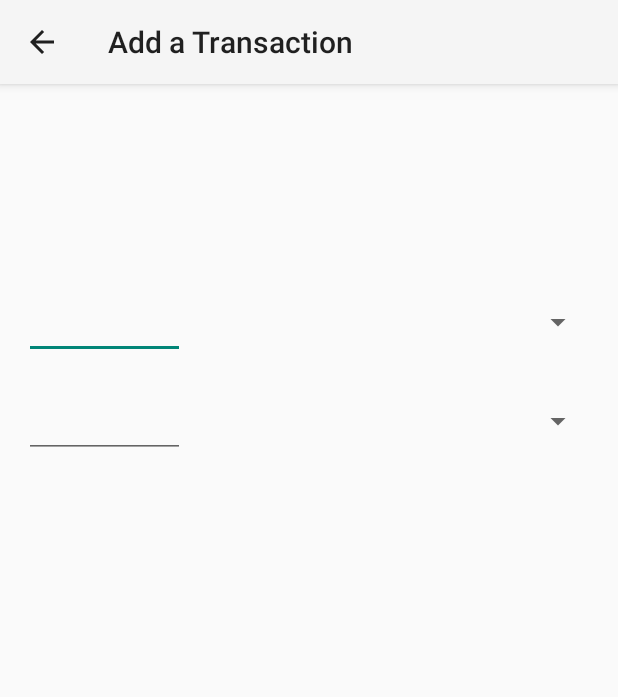
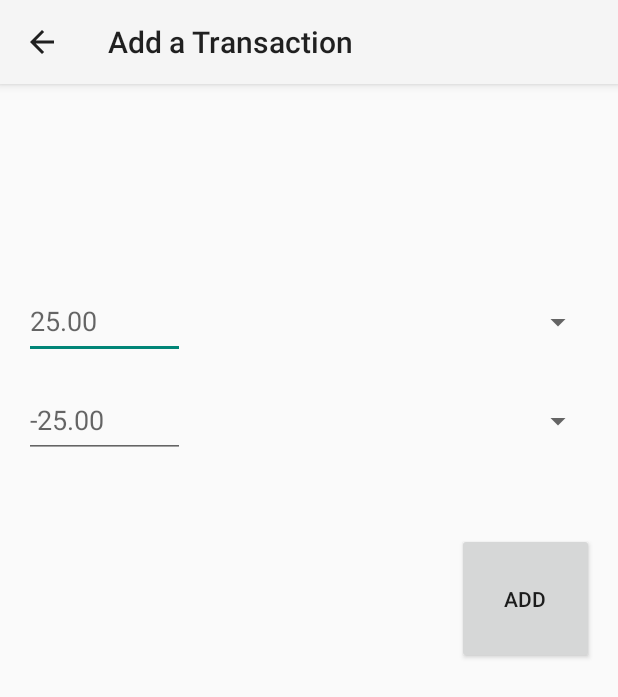
Before and after one commit to PhilipZeratul/HledgerAndroid, an Android app: the AddTransactionActivity screen opened directly, with no data from a screen before it, on a phone screen of 412 x 824 dp. Shown: the top 697 px of the screen. Run offline under Robolectric (Android 15) with nearby library versions, the phone set to English and light mode, and no system bars.

```diff
--- a/app/src/main/java/com/phillip/hledgerandroid/AddTransactionActivity.java
+++ b/app/src/main/java/com/phillip/hledgerandroid/AddTransactionActivity.java
@@ -4,10 +4,14 @@ import androidx.appcompat.app.ActionBar;
 import androidx.appcompat.app.AppCompatActivity;
 import androidx.appcompat.widget.Toolbar;
 
+import android.content.Intent;
 import android.os.Bundle;
 import android.text.Editable;
+import android.text.TextUtils;
 import android.text.TextWatcher;
+import android.view.View;
 import android.widget.ArrayAdapter;
+import android.widget.Button;
 import android.widget.EditText;
 import android.widget.Spinner;
 
@@ -17,6 +21,8 @@ public class AddTransactionActivity extends AppCompatActivity {
 
     private static final String TAG = "HledgerAndroid.AddTransactionActivity";
     private ArrayList<String> accounts = new ArrayList<String>();
+    private EditText editText;
+    private EditText editText2;
 
     @Override
     protected void onCreate(Bundle savedInstanceState) {
@@ -33,6 +39,7 @@ public class AddTransactionActivity extends AppCompatActivity {
 
         setupSpinner();
         setupEditText();
+        setupFinishedButton();
     }
 
     private void setupSpinner() {
@@ -49,8 +56,8 @@ public class AddTransactionActivity extends AppCompatActivity {
     }
 
     private void setupEditText() {
-        EditText editText = (EditText) findViewById(R.id.editTextNumberAccount_1);
-        EditText editText2 = (EditText) findViewById(R.id.editTextNumberAccount_2);
+        editText = (EditText) findViewById(R.id.editTextNumberAccount_1);
+        editText2 = (EditText) findViewById(R.id.editTextNumberAccount_2);
         editText.addTextChangedListener(new TextWatcher() {
             @Override
             public void beforeTextChanged(CharSequence s, int start, int count, int after) {}
@@ -60,10 +67,34 @@ public class AddTransactionActivity extends AppCompatActivity {
 
             @Override
             public void afterTextChanged(Editable s) {
-                Float num = new Float(s.toString());
-                num = -num;
-                editText2.setText(num.toString());
+                if (TextUtils.isEmpty(s.toString())) {
+                    editText2.getText().clear();
+                }
+                else {
+                    Float num = new Float(s.toString());
+                    num = -num;
+                    editText2.setText(num.toString());
+                }
             }
         });
     }
+
+    private void setupFinishedButton() {
+        Button button = (Button) findViewById(R.id.button_finished);
+        button.setOnClickListener(new View.OnClickListener() {
+            @Override
+            public void onClick(View v) {
+                clearEditText();
+            }
+        });
+    }
+
+    private void clearEditText() {
+        editText.getText().clear();
+        editText2.getText().clear();
+    }
+
+    // TODO: TimePicker
+
+    // TODO: Write to .csv file
 }
--- a/app/src/main/res/layout/activity_display_message.xml
+++ b/app/src/main/res/layout/activity_display_message.xml
@@ -43,6 +43,7 @@
         android:layout_marginTop="133dp"
         android:autofillHints="20.00"
         android:ems="10"
+        android:hint="25.00"
         android:inputType="numberSigned|numberDecimal"
         app:layout_constraintStart_toStartOf="parent"
         app:layout_constraintTop_toBottomOf="@+id/appBarLayout" />
@@ -66,6 +67,7 @@
         android:layout_marginTop="16dp"
         android:autofillHints="20.00"
         android:ems="10"
+        android:hint="-25.00"
         android:inputType="numberSigned|numberDecimal"
         app:layout_constraintStart_toStartOf="parent"
         app:layout_constraintTop_toBottomOf="@+id/editTextNumberAccount_1" />
@@ -81,4 +83,14 @@
         app:layout_constraintStart_toEndOf="@+id/editTextNumberAccount_2"
         app:layout_constraintTop_toTopOf="@+id/editTextNumberAccount_2" />
 
+    <Button
+        android:id="@+id/button_finished"
+        android:layout_width="91dp"
+        android:layout_height="87dp"
+        android:layout_marginTop="50dp"
+        android:layout_marginEnd="16dp"
+        android:text="@string/button_finished"
+        app:layout_constraintEnd_toEndOf="parent"
+        app:layout_constraintTop_toBottomOf="@+id/editTextNumberAccount_2" />
+
 </androidx.constraintlayout.widget.ConstraintLayout>
--- a/app/src/main/res/values/strings.xml
+++ b/app/src/main/res/values/strings.xml
@@ -5,6 +5,7 @@
     <string name="edit_message">Enter a message</string>
     <string name="button_add">Add</string>
     <string name="button_settings">Setting</string>
+    <string name="button_finished">Add</string>
     <string name="action_load_accounts">Load common.journal</string>
     <string name="action_save_csv">Save to .csv</string>
     <string name="intent_bundle">BUNDLE</string>
```
Also changed, not shown: app/src/main/java/com/phillip/hledgerandroid/MainActivity.java (+55 -9 lines).
